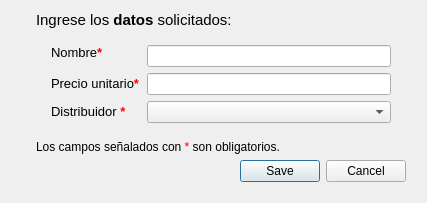
Qt form windows/newproducto.ui (HitomiD/Proyecto-Desarrollo) before a commit.
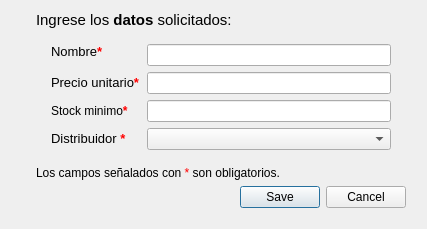
The same form after that commit.

Patch:
```diff
--- a/windows/newproducto.ui
+++ b/windows/newproducto.ui
@@ -7,7 +7,7 @@
     <x>0</x>
     <y>0</y>
     <width>427</width>
-    <height>203</height>
+    <height>229</height>
    </rect>
   </property>
   <property name="focusPolicy">
@@ -157,7 +157,7 @@
        <item row="1" column="1">
         <widget class="QLineEdit" name="lnEditPrecio"/>
        </item>
-       <item row="2" column="0">
+       <item row="3" column="0">
         <widget class="QLabel" name="lblDistr">
          <property name="font">
           <font>
@@ -169,9 +169,19 @@
          </property>
         </widget>
        </item>
-       <item row="2" column="1">
+       <item row="3" column="1">
         <widget class="QComboBox" name="comboxDistr"/>
        </item>
+       <item row="2" column="1">
+        <widget class="QLineEdit" name="lnEditStockMinimo"/>
+       </item>
+       <item row="2" column="0">
+        <widget class="QLabel" name="label">
+         <property name="text">
+          <string>&lt;html&gt;&lt;head/&gt;&lt;body&gt;&lt;p&gt;Stock minimo&lt;span style=&quot; font-weight:700; color:#ff0000;&quot;&gt;*&lt;/span&gt;&lt;/p&gt;&lt;/body&gt;&lt;/html&gt;</string>
+         </property>
+        </widget>
+       </item>
       </layout>
      </item>
      <item row="2" column="0">
```
